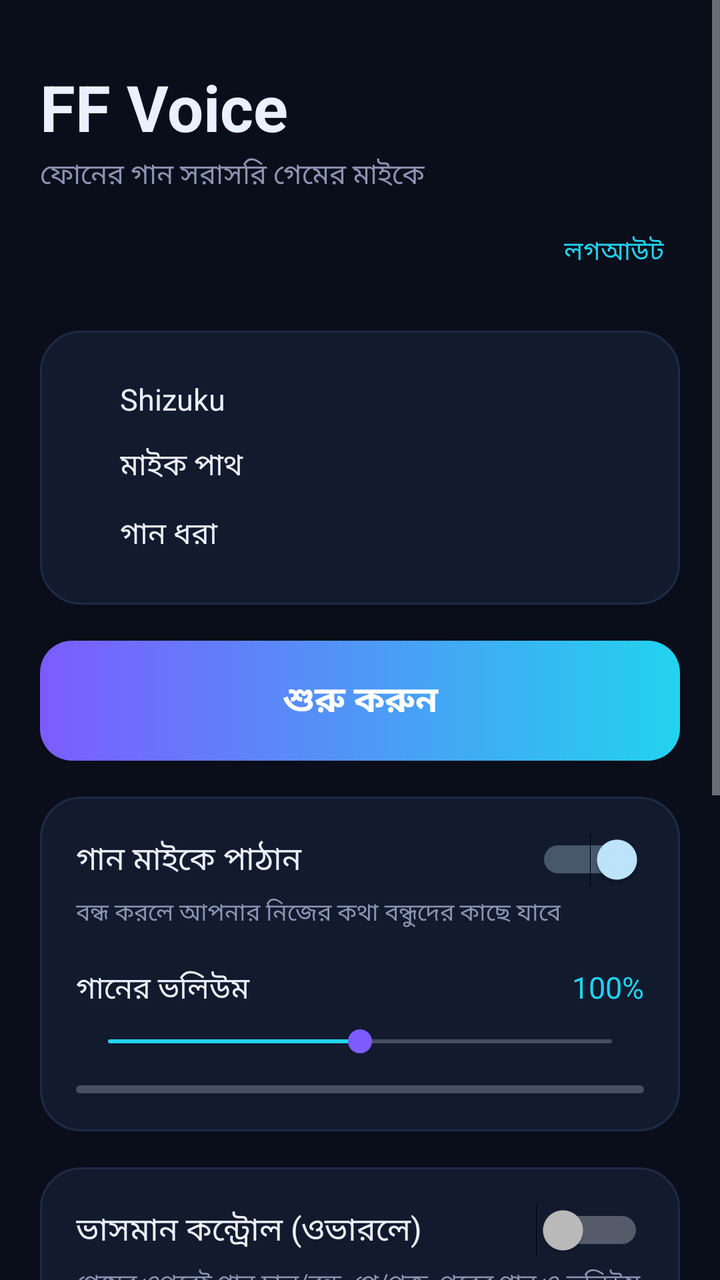
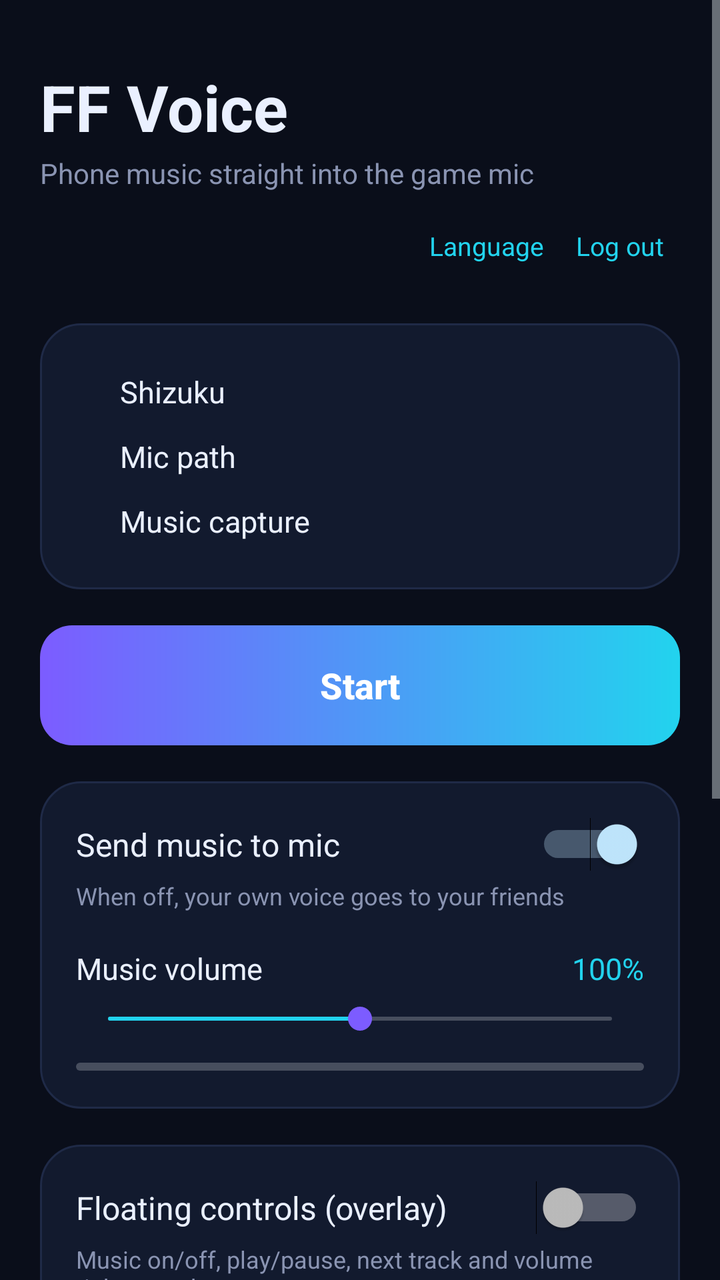

Screens rendered from an Android XML layout before and after an edit, with the pre-edit source and the edit as a unified diff.
<!-- AndroidManifest.xml: application theme AppTheme -->
<!-- res/layout/activity_main.xml -->
<?xml version="1.0" encoding="utf-8"?>
<ScrollView xmlns:android="http://schemas.android.com/apk/res/android"
    android:layout_width="match_parent"
    android:layout_height="match_parent"
    android:background="@color/bg"
    android:fillViewport="true">

    <LinearLayout
        android:layout_width="match_parent"
        android:layout_height="wrap_content"
        android:orientation="vertical"
        android:padding="20dp">

        <TextView
            android:layout_width="wrap_content"
            android:layout_height="wrap_content"
            android:layout_marginTop="12dp"
            android:text="FF Voice"
            android:textColor="@color/text"
            android:textSize="32sp"
            android:textStyle="bold" />

        <TextView
            android:layout_width="wrap_content"
            android:layout_height="wrap_content"
            android:layout_marginTop="2dp"
            android:text="ফোনের গান সরাসরি গেমের মাইকে"
            android:textColor="@color/muted"
            android:textSize="14sp" />

        <LinearLayout
            android:layout_width="match_parent"
            android:layout_height="wrap_content"
            android:layout_marginTop="10dp"
            android:gravity="center_vertical"
            android:orientation="horizontal">

            <TextView
                android:id="@+id/tvUser"
                android:layout_width="0dp"
                android:layout_height="wrap_content"
                android:layout_weight="1"
                android:ellipsize="end"
                android:maxLines="1"
                android:textColor="@color/muted"
                android:textSize="12sp" />

            <TextView
                android:id="@+id/btnLogout"
                android:layout_width="wrap_content"
                android:layout_height="wrap_content"
                android:padding="8dp"
                android:text="লগআউট"
                android:textColor="@color/accent2"
                android:textSize="13sp" />
        </LinearLayout>

        <LinearLayout
            android:layout_width="match_parent"
            android:layout_height="wrap_content"
            android:layout_marginTop="22dp"
            android:background="@drawable/bg_card"
            android:orientation="vertical"
            android:padding="18dp">

            <LinearLayout
                android:layout_width="match_parent"
                android:layout_height="wrap_content"
                android:gravity="center_vertical"
                android:paddingTop="6dp"
                android:paddingBottom="6dp">
                <View android:id="@+id/dotShizuku" android:layout_width="10dp" android:layout_height="10dp" />
                <TextView
                    android:layout_width="0dp"
                    android:layout_height="wrap_content"
                    android:layout_marginStart="12dp"
                    android:layout_weight="1"
                    android:text="Shizuku"
                    android:textColor="@color/text"
                    android:textSize="15sp" />
                <TextView android:id="@+id/tvShizuku" android:layout_width="wrap_content" android:layout_height="wrap_content" android:textColor="@color/muted" android:textSize="14sp" />
            </LinearLayout>

            <LinearLayout
                android:layout_width="match_parent"
                android:layout_height="wrap_content"
                android:gravity="center_vertical"
                android:paddingTop="6dp"
                android:paddingBottom="6dp">
                <View android:id="@+id/dotPath" android:layout_width="10dp" android:layout_height="10dp" />
                <TextView
                    android:layout_width="0dp"
                    android:layout_height="wrap_content"
                    android:layout_marginStart="12dp"
                    android:layout_weight="1"
                    android:text="মাইক পাথ"
                    android:textColor="@color/text"
                    android:textSize="15sp" />
                <TextView android:id="@+id/tvPath" android:layout_width="wrap_content" android:layout_height="wrap_content" android:textColor="@color/muted" android:textSize="14sp" />
            </LinearLayout>

            <LinearLayout
                android:layout_width="match_parent"
                android:layout_height="wrap_content"
                android:gravity="center_vertical"
                android:paddingTop="6dp"
                android:paddingBottom="6dp">
                <View android:id="@+id/dotCapture" android:layout_width="10dp" android:layout_height="10dp" />
                <TextView
                    android:layout_width="0dp"
                    android:layout_height="wrap_content"
                    android:layout_marginStart="12dp"
                    android:layout_weight="1"
                    android:text="গান ধরা"
                    android:textColor="@color/text"
                    android:textSize="15sp" />
                <TextView android:id="@+id/tvCapture" android:layout_width="wrap_content" android:layout_height="wrap_content" android:textColor="@color/muted" android:textSize="14sp" />
            </LinearLayout>
        </LinearLayout>

        <Button
            android:id="@+id/btnMain"
            android:layout_width="match_parent"
            android:layout_height="60dp"
            android:layout_marginTop="18dp"
            android:background="@drawable/bg_btn_primary"
            android:stateListAnimator="@null"
            android:text="শুরু করুন"
            android:textAllCaps="false"
            android:textColor="#FFFFFF"
            android:textSize="18sp"
            android:textStyle="bold" />

        <LinearLayout
            android:layout_width="match_parent"
            android:layout_height="wrap_content"
            android:layout_marginTop="18dp"
            android:background="@drawable/bg_card"
            android:orientation="vertical"
            android:padding="18dp">

            <Switch
                android:id="@+id/musicSwitch"
                android:layout_width="match_parent"
                android:layout_height="wrap_content"
                android:checked="true"
                android:text="গান মাইকে পাঠান"
                android:textColor="@color/text"
                android:textSize="16sp" />

            <TextView
                android:layout_width="wrap_content"
                android:layout_height="wrap_content"
                android:layout_marginTop="4dp"
                android:text="বন্ধ করলে আপনার নিজের কথা বন্ধুদের কাছে যাবে"
                android:textColor="@color/muted"
                android:textSize="12sp" />

            <LinearLayout
                android:layout_width="match_parent"
                android:layout_height="wrap_content"
                android:layout_marginTop="18dp"
                android:orientation="horizontal">
                <TextView
                    android:layout_width="0dp"
                    android:layout_height="wrap_content"
                    android:layout_weight="1"
                    android:text="গানের ভলিউম"
                    android:textColor="@color/text"
                    android:textSize="15sp" />
                <TextView android:id="@+id/tvGain" android:layout_width="wrap_content" android:layout_height="wrap_content" android:text="100%" android:textColor="@color/accent2" android:textSize="15sp" />
            </LinearLayout>

            <SeekBar
                android:id="@+id/sbGain"
                android:layout_width="match_parent"
                android:layout_height="wrap_content"
                android:layout_marginTop="6dp"
                android:max="200"
                android:progress="100"
                android:progressTint="@color/accent2"
                android:thumbTint="@color/accent1" />

            <ProgressBar
                android:id="@+id/levelBar"
                style="?android:attr/progressBarStyleHorizontal"
                android:layout_width="match_parent"
                android:layout_height="6dp"
                android:layout_marginTop="12dp"
                android:max="100"
                android:progressTint="@color/ok" />
        </LinearLayout>

        <LinearLayout
            android:layout_width="match_parent"
            android:layout_height="wrap_content"
            android:layout_marginTop="18dp"
            android:background="@drawable/bg_card"
            android:orientation="vertical"
            android:padding="18dp">

            <Switch
                android:id="@+id/overlaySwitch"
                android:layout_width="match_parent"
                android:layout_height="wrap_content"
                android:text="ভাসমান কন্ট্রোল (ওভারলে)"
                android:textColor="@color/text"
                android:textSize="16sp" />

            <TextView
                android:layout_width="wrap_content"
                android:layout_height="wrap_content"
                android:layout_marginTop="4dp"
                android:text="গেমের ওপরেই গান চালু/বন্ধ, প্লে/পজ, পরের গান ও ভলিউম"
                android:textColor="@color/muted"
                android:textSize="12sp" />
        </LinearLayout>

        <LinearLayout
            android:layout_width="match_parent"
            android:layout_height="wrap_content"
            android:layout_marginTop="18dp"
            android:background="@drawable/bg_card"
            android:orientation="vertical"
            android:padding="18dp">

            <TextView
                android:layout_width="wrap_content"
                android:layout_height="wrap_content"
                android:text="অডিও লাইব্রেরি"
                android:textColor="@color/text"
                android:textSize="16sp"
                android:textStyle="bold" />

            <TextView
                android:layout_width="wrap_content"
                android:layout_height="wrap_content"
                android:layout_marginTop="4dp"
                android:text="ফোন থেকে অডিও যোগ করুন, তারপর ভাসমান কন্ট্রোল থেকে সরাসরি বাজান"
                android:textColor="@color/muted"
                android:textSize="12sp" />

            <Button
                android:id="@+id/btnImport"
                android:layout_width="match_parent"
                android:layout_height="46dp"
                android:layout_marginTop="12dp"
                android:background="@drawable/bg_btn_ghost"
                android:stateListAnimator="@null"
                android:text="+ অডিও যোগ করুন"
                android:textAllCaps="false"
                android:textColor="@color/text"
                android:textSize="15sp" />

            <LinearLayout
                android:id="@+id/libList"
                android:layout_width="match_parent"
                android:layout_height="wrap_content"
                android:layout_marginTop="8dp"
                android:orientation="vertical" />
        </LinearLayout>

        <Button
            android:id="@+id/btnTone"
            android:layout_width="match_parent"
            android:layout_height="50dp"
            android:layout_marginTop="18dp"
            android:background="@drawable/bg_btn_ghost"
            android:stateListAnimator="@null"
            android:text="টেস্ট টোন (৩ সেকেন্ড)"
            android:textAllCaps="false"
            android:textColor="@color/text"
            android:textSize="15sp" />

        <Button
            android:id="@+id/btnLog"
            android:layout_width="match_parent"
            android:layout_height="50dp"
            android:layout_marginTop="10dp"
            android:background="@drawable/bg_btn_ghost"
            android:stateListAnimator="@null"
            android:text="বিস্তারিত লগ"
            android:textAllCaps="false"
            android:textColor="@color/text"
            android:textSize="15sp" />

        <LinearLayout
            android:id="@+id/logBox"
            android:layout_width="match_parent"
            android:layout_height="wrap_content"
            android:layout_marginTop="10dp"
            android:orientation="vertical"
            android:visibility="gone">

            <LinearLayout
                android:layout_width="match_parent"
                android:layout_height="wrap_content"
                android:orientation="horizontal">
                <Button
                    android:id="@+id/btnCopy"
                    android:layout_width="0dp"
                    android:layout_height="44dp"
                    android:layout_marginEnd="6dp"
                    android:layout_weight="1"
                    android:background="@drawable/bg_btn_ghost"
                    android:stateListAnimator="@null"
                    android:text="লগ কপি"
                    android:textAllCaps="false"
                    android:textColor="@color/text"
                    android:textSize="14sp" />
                <Button
                    android:id="@+id/btnSvcLog"
                    android:layout_width="0dp"
                    android:layout_height="44dp"
                    android:layout_marginStart="6dp"
                    android:layout_weight="1"
                    android:background="@drawable/bg_btn_ghost"
                    android:stateListAnimator="@null"
                    android:text="সার্ভিস লগ"
                    android:textAllCaps="false"
                    android:textColor="@color/text"
                    android:textSize="14sp" />
            </LinearLayout>

            <TextView
                android:id="@+id/logView"
                android:layout_width="match_parent"
                android:layout_height="wrap_content"
                android:layout_marginTop="10dp"
                android:textColor="@color/muted"
                android:textIsSelectable="true"
                android:textSize="12sp" />
        </LinearLayout>

        <View
            android:layout_width="match_parent"
            android:layout_height="32dp" />
    </LinearLayout>
</ScrollView>
<!-- resources referenced by this layout -->
<resources>
  <color name="accent1">#7C5CFF</color>
  <color name="accent2">#22D3EE</color>
  <color name="bg">#0A0E1A</color>
  <color name="muted">#8A94B2</color>
  <color name="ok">#34D399</color>
  <color name="text">#EAF0FF</color>
  <!-- drawable bg_btn_ghost (drawable) -->
  <?xml version="1.0" encoding="utf-8"?>
  <shape xmlns:android="http://schemas.android.com/apk/res/android" android:shape="rectangle">
      <solid android:color="#14FFFFFF" />
      <corners android:radius="14dp" />
      <stroke android:width="1dp" android:color="@color/stroke_strong" />
  </shape>
  <!-- drawable bg_btn_primary (drawable) -->
  <?xml version="1.0" encoding="utf-8"?>
  <shape xmlns:android="http://schemas.android.com/apk/res/android" android:shape="rectangle">
      <gradient android:startColor="@color/accent1" android:endColor="@color/accent2" android:angle="0" />
      <corners android:radius="16dp" />
  </shape>
  <!-- drawable bg_card (drawable) -->
  <?xml version="1.0" encoding="utf-8"?>
  <shape xmlns:android="http://schemas.android.com/apk/res/android" android:shape="rectangle">
      <solid android:color="@color/card" />
      <corners android:radius="20dp" />
      <stroke android:width="1dp" android:color="@color/stroke" />
  </shape>
  <style name="AppTheme" parent="@android:style/Theme.DeviceDefault.NoActionBar">
          <item name="android:windowBackground">@color/bg</item>
          <item name="android:statusBarColor">@color/bg</item>
          <item name="android:navigationBarColor">@color/bg</item>
      </style>
  <color name="stroke_strong">#33406A</color>
  <color name="card">#121A2E</color>
  <color name="stroke">#1F2A47</color>
</resources>

<!-- the commit's change to res/layout/activity_main.xml (unified diff, before → after) -->
@@ -24,7 +24,7 @@
             android:layout_width="wrap_content"
             android:layout_height="wrap_content"
             android:layout_marginTop="2dp"
-            android:text="ফোনের গান সরাসরি গেমের মাইকে"
+            android:text="@string/tagline"
             android:textColor="@color/muted"
             android:textSize="14sp" />
 
@@ -46,11 +46,20 @@
                 android:textSize="12sp" />
 
             <TextView
+                android:id="@+id/btnLang"
+                android:layout_width="wrap_content"
+                android:layout_height="wrap_content"
+                android:padding="8dp"
+                android:text="@string/language"
+                android:textColor="@color/accent2"
+                android:textSize="13sp" />
+
+            <TextView
                 android:id="@+id/btnLogout"
                 android:layout_width="wrap_content"
                 android:layout_height="wrap_content"
                 android:padding="8dp"
-                android:text="লগআউট"
+                android:text="@string/logout"
                 android:textColor="@color/accent2"
                 android:textSize="13sp" />
         </LinearLayout>
@@ -93,7 +102,7 @@
                     android:layout_height="wrap_content"
                     android:layout_marginStart="12dp"
                     android:layout_weight="1"
-                    android:text="মাইক পাথ"
+                    android:text="@string/mic_path"
                     android:textColor="@color/text"
                     android:textSize="15sp" />
                 <TextView android:id="@+id/tvPath" android:layout_width="wrap_content" android:layout_height="wrap_content" android:textColor="@color/muted" android:textSize="14sp" />
@@ -111,7 +120,7 @@
                     android:layout_height="wrap_content"
                     android:layout_marginStart="12dp"
                     android:layout_weight="1"
-                    android:text="গান ধরা"
+                    android:text="@string/music_capture"
                     android:textColor="@color/text"
                     android:textSize="15sp" />
                 <TextView android:id="@+id/tvCapture" android:layout_width="wrap_content" android:layout_height="wrap_content" android:textColor="@color/muted" android:textSize="14sp" />
@@ -125,7 +134,7 @@
             android:layout_marginTop="18dp"
             android:background="@drawable/bg_btn_primary"
             android:stateListAnimator="@null"
-            android:text="শুরু করুন"
+            android:text="@string/start"
             android:textAllCaps="false"
             android:textColor="#FFFFFF"
             android:textSize="18sp"
@@ -144,7 +153,7 @@
                 android:layout_width="match_parent"
                 android:layout_height="wrap_content"
                 android:checked="true"
-                android:text="গান মাইকে পাঠান"
+                android:text="@string/send_music"
                 android:textColor="@color/text"
                 android:textSize="16sp" />
 
@@ -152,7 +161,7 @@
                 android:layout_width="wrap_content"
                 android:layout_height="wrap_content"
                 android:layout_marginTop="4dp"
-                android:text="বন্ধ করলে আপনার নিজের কথা বন্ধুদের কাছে যাবে"
+                android:text="@string/send_music_hint"
                 android:textColor="@color/muted"
                 android:textSize="12sp" />
 
@@ -165,7 +174,7 @@
                     android:layout_width="0dp"
                     android:layout_height="wrap_content"
                     android:layout_weight="1"
-                    android:text="গানের ভলিউম"
+                    android:text="@string/music_volume"
                     android:textColor="@color/text"
                     android:textSize="15sp" />
                 <TextView android:id="@+id/tvGain" android:layout_width="wrap_content" android:layout_height="wrap_content" android:text="100%" android:textColor="@color/accent2" android:textSize="15sp" />
@@ -203,7 +212,7 @@
                 android:id="@+id/overlaySwitch"
                 android:layout_width="match_parent"
                 android:layout_height="wrap_content"
-                android:text="ভাসমান কন্ট্রোল (ওভারলে)"
+                android:text="@string/floating_controls"
                 android:textColor="@color/text"
                 android:textSize="16sp" />
 
@@ -211,7 +220,7 @@
                 android:layout_width="wrap_content"
                 android:layout_height="wrap_content"
                 android:layout_marginTop="4dp"
-                android:text="গেমের ওপরেই গান চালু/বন্ধ, প্লে/পজ, পরের গান ও ভলিউম"
+                android:text="@string/floating_hint"
                 android:textColor="@color/muted"
                 android:textSize="12sp" />
         </LinearLayout>
@@ -227,7 +236,7 @@
             <TextView
                 android:layout_width="wrap_content"
                 android:layout_height="wrap_content"
-                android:text="অডিও লাইব্রেরি"
+                android:text="@string/audio_library"
                 android:textColor="@color/text"
                 android:textSize="16sp"
                 android:textStyle="bold" />
@@ -236,7 +245,7 @@
                 android:layout_width="wrap_content"
                 android:layout_height="wrap_content"
                 android:layout_marginTop="4dp"
-                android:text="ফোন থেকে অডিও যোগ করুন, তারপর ভাসমান কন্ট্রোল থেকে সরাসরি বাজান"
+                android:text="@string/library_hint"
                 android:textColor="@color/muted"
                 android:textSize="12sp" />
 
@@ -247,7 +256,7 @@
                 android:layout_marginTop="12dp"
                 android:background="@drawable/bg_btn_ghost"
                 android:stateListAnimator="@null"
-                android:text="+ অডিও যোগ করুন"
+                android:text="@string/add_audio"
                 android:textAllCaps="false"
                 android:textColor="@color/text"
                 android:textSize="15sp" />
@@ -267,7 +276,7 @@
             android:layout_marginTop="18dp"
             android:background="@drawable/bg_btn_ghost"
             android:stateListAnimator="@null"
-            android:text="টেস্ট টোন (৩ সেকেন্ড)"
+            android:text="@string/test_tone"
             android:textAllCaps="false"
             android:textColor="@color/text"
             android:textSize="15sp" />
@@ -279,7 +288,7 @@
             android:layout_marginTop="10dp"
             android:background="@drawable/bg_btn_ghost"
             android:stateListAnimator="@null"
-            android:text="বিস্তারিত লগ"
+            android:text="@string/detailed_log"
             android:textAllCaps="false"
             android:textColor="@color/text"
             android:textSize="15sp" />
@@ -304,7 +313,7 @@
                     android:layout_weight="1"
                     android:background="@drawable/bg_btn_ghost"
                     android:stateListAnimator="@null"
-                    android:text="লগ কপি"
+                    android:text="@string/copy_log"
                     android:textAllCaps="false"
                     android:textColor="@color/text"
                     android:textSize="14sp" />
@@ -316,7 +325,7 @@
                     android:layout_weight="1"
                     android:background="@drawable/bg_btn_ghost"
                     android:stateListAnimator="@null"
-                    android:text="সার্ভিস লগ"
+                    android:text="@string/service_log"
                     android:textAllCaps="false"
                     android:textColor="@color/text"
                     android:textSize="14sp" />
<!-- resource entries referenced after the edit -->
@@ -26,6 +26,24 @@
       <corners android:radius="20dp" />
       <stroke android:width="1dp" android:color="@color/stroke" />
   </shape>
+  <string name="add_audio">+ Add audio</string>
+  <string name="audio_library">Audio library</string>
+  <string name="copy_log">Copy log</string>
+  <string name="detailed_log">Detailed log</string>
+  <string name="floating_controls">Floating controls (overlay)</string>
+  <string name="floating_hint">Music on/off, play/pause, next track and volume right over the game</string>
+  <string name="language">Language</string>
+  <string name="library_hint">Add audio from your phone, then play it right from the floating controls</string>
+  <string name="logout">Log out</string>
+  <string name="mic_path">Mic path</string>
+  <string name="music_capture">Music capture</string>
+  <string name="music_volume">Music volume</string>
+  <string name="send_music">Send music to mic</string>
+  <string name="send_music_hint">When off, your own voice goes to your friends</string>
+  <string name="service_log">Service log</string>
+  <string name="start">Start</string>
+  <string name="tagline">Phone music straight into the game mic</string>
+  <string name="test_tone">Test tone (3 seconds)</string>
   <style name="AppTheme" parent="@android:style/Theme.DeviceDefault.NoActionBar">
           <item name="android:windowBackground">@color/bg</item>
           <item name="android:statusBarColor">@color/bg</item>
